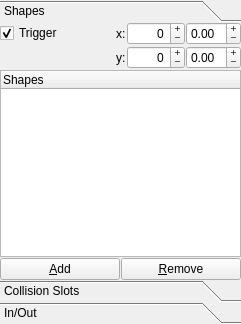
Above: ui/tab_regionsUi.ui from wonkoderverstaendige/Spotter before the change. Below: the same form after it.
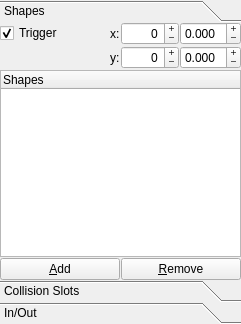
That is the form after the change.

```diff
--- a/ui/tab_regionsUi.ui
+++ b/ui/tab_regionsUi.ui
@@ -157,6 +157,9 @@
                <property name="buttonSymbols">
                 <enum>QAbstractSpinBox::PlusMinus</enum>
                </property>
+               <property name="decimals">
+                <number>3</number>
+               </property>
                <property name="minimum">
                 <double>-2.000000000000000</double>
                </property>
@@ -216,6 +219,9 @@
                <property name="buttonSymbols">
                 <enum>QAbstractSpinBox::PlusMinus</enum>
                </property>
+               <property name="decimals">
+                <number>3</number>
+               </property>
                <property name="minimum">
                 <double>-2.000000000000000</double>
                </property>
```
